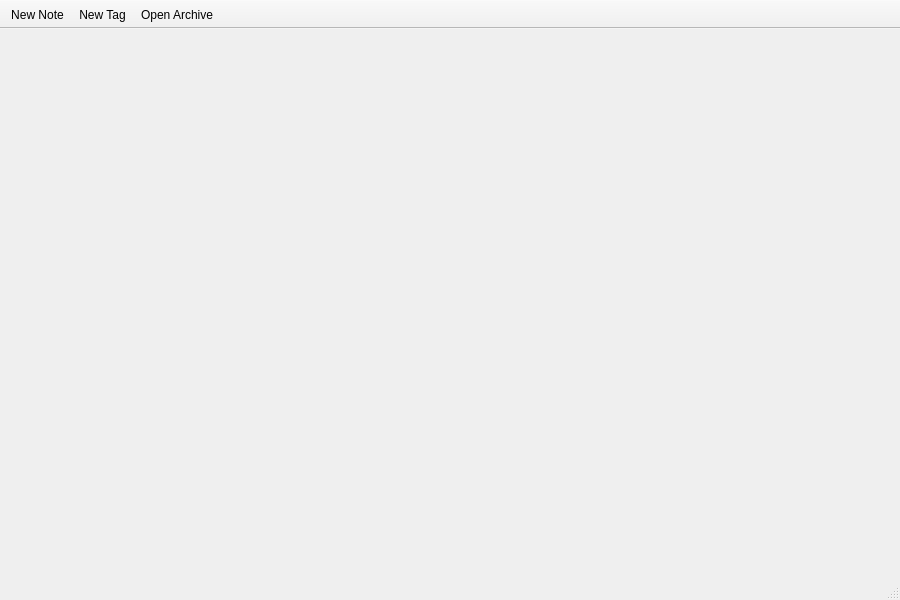
Before: the Qt Designer form Notes/mainwindow.ui in HelgaBK/boop_2nd_1sem, drawn with Qt 5.
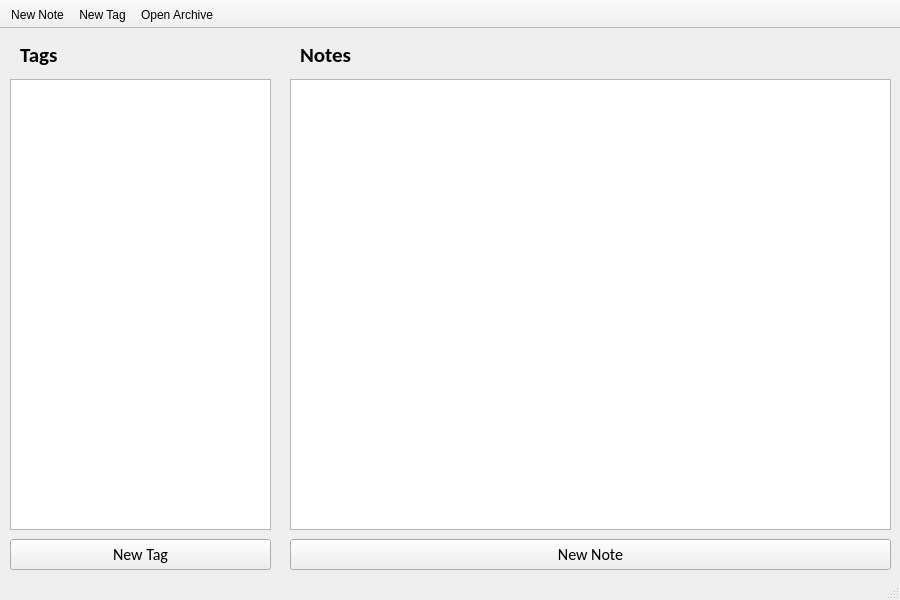
After: the same form once the commit is applied.

What changed in the file:
```diff
--- a/Notes/mainwindow.ui
+++ b/Notes/mainwindow.ui
@@ -25,7 +25,114 @@
   <property name="windowTitle">
    <string>MainWindow</string>
   </property>
-  <widget class="QWidget" name="centralWidget"/>
+  <widget class="QWidget" name="centralWidget">
+   <widget class="QListWidget" name="listTags">
+    <property name="geometry">
+     <rect>
+      <x>10</x>
+      <y>50</y>
+      <width>261</width>
+      <height>451</height>
+     </rect>
+    </property>
+   </widget>
+   <widget class="QListWidget" name="listNotes">
+    <property name="geometry">
+     <rect>
+      <x>290</x>
+      <y>50</y>
+      <width>601</width>
+      <height>451</height>
+     </rect>
+    </property>
+    <property name="sizePolicy">
+     <sizepolicy hsizetype="Maximum" vsizetype="Maximum">
+      <horstretch>0</horstretch>
+      <verstretch>0</verstretch>
+     </sizepolicy>
+    </property>
+   </widget>
+   <widget class="QPushButton" name="buttonNewTag">
+    <property name="geometry">
+     <rect>
+      <x>10</x>
+      <y>510</y>
+      <width>261</width>
+      <height>31</height>
+     </rect>
+    </property>
+    <property name="font">
+     <font>
+      <family>Calibri</family>
+      <pointsize>12</pointsize>
+     </font>
+    </property>
+    <property name="text">
+     <string>New Tag</string>
+    </property>
+   </widget>
+   <widget class="QPushButton" name="puttonNewNote">
+    <property name="geometry">
+     <rect>
+      <x>290</x>
+      <y>510</y>
+      <width>601</width>
+      <height>31</height>
+     </rect>
+    </property>
+    <property name="font">
+     <font>
+      <family>Calibri</family>
+      <pointsize>12</pointsize>
+     </font>
+    </property>
+    <property name="text">
+     <string>New Note</string>
+    </property>
+   </widget>
+   <widget class="QLabel" name="labeltags">
+    <property name="geometry">
+     <rect>
+      <x>20</x>
+      <y>10</y>
+      <width>251</width>
+      <height>31</height>
+     </rect>
+    </property>
+    <property name="font">
+     <font>
+      <family>Calibri</family>
+      <pointsize>16</pointsize>
+      <weight>75</weight>
+      <bold>true</bold>
+     </font>
+    </property>
+    <property name="text">
+     <string>Tags</string>
+    </property>
+   </widget>
+   <widget class="QLabel" name="labelNotes">
+    <property name="geometry">
+     <rect>
+      <x>300</x>
+      <y>10</y>
+      <width>251</width>
+      <height>31</height>
+     </rect>
+    </property>
+    <property name="font">
+     <font>
+      <family>Calibri</family>
+      <pointsize>16</pointsize>
+      <weight>75</weight>
+      <bold>true</bold>
+     </font>
+    </property>
+    <property name="text">
+     <string>Notes</string>
+    </property>
+   </widget>
+  </widget>
   <widget class="QStatusBar" name="statusBar"/>
   <widget class="QToolBar" name="mainToolBar">
    <property name="movable">
```
Left out of the diff: 12 changed lines with no effect on the pictures.
